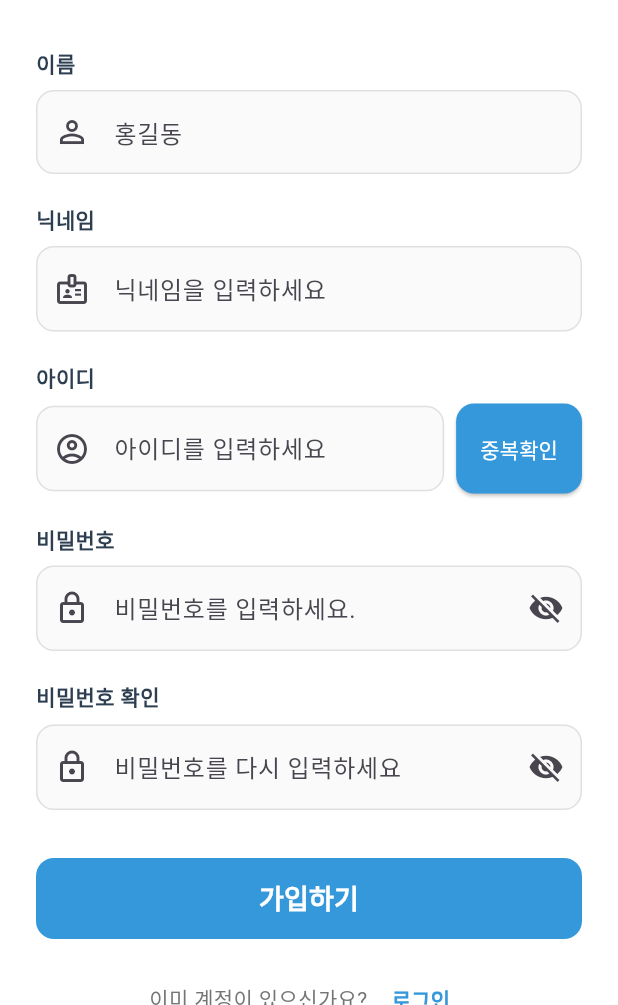
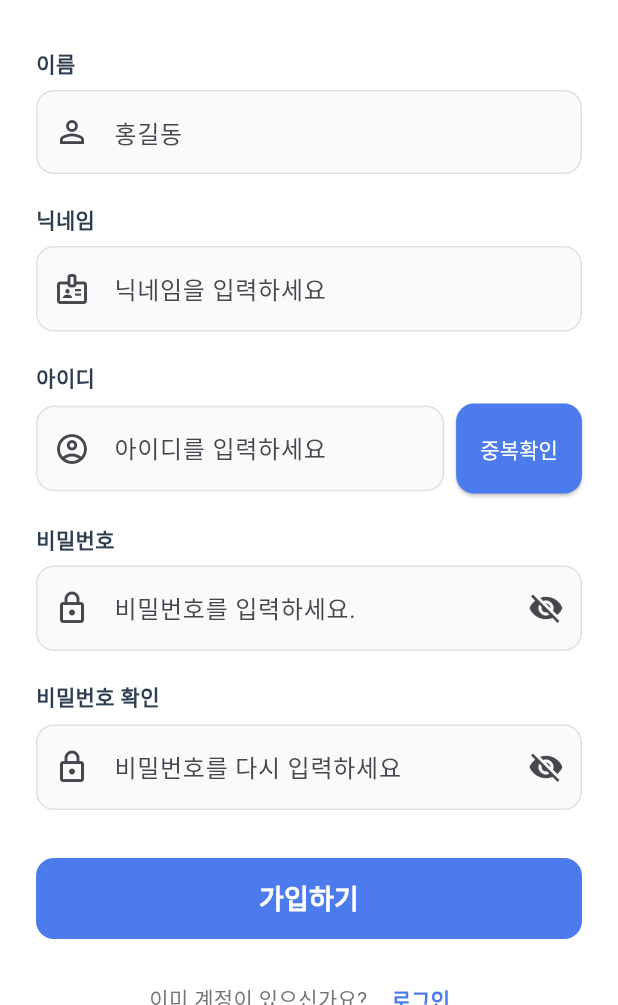
Before and after one commit to ubzzang/moneylog_app, a Flutter app: the screen it shows after launch, after a tap on the "menu" icon, after a tap on "회원가입", on a phone screen of 412 x 824 dp, the part 231-1236 px from its top. Run offline on Flutter 3.47's test engine with Material 3 defaults, Android fonts, the light colour scheme and no system bars; our stand-ins replace shared_preferences, table_calendar; Roboto replaces fonts that are missing (GmarketSans, Pretendard).

Commit message:
색수정/챗봇달기~

```diff
--- a/lib/screens/chat_message_list.dart
+++ b/lib/screens/chat_message_list.dart
@@ -139,15 +139,14 @@ class ChatMessageList extends StatelessWidget {
         children: [
           if (!isUser) ...[
             CircleAvatar(
-              backgroundColor: Color(0xFF3498DB),
               radius: 18,
-              child: Icon(
-                Icons.smart_toy,
-                size: 20,
-                color: Colors.white,
+              backgroundColor: Colors.transparent,
+              child: Image.asset(
+                'assets/images/cat.png',
+                fit: BoxFit.contain,
               ),
             ),
-            SizedBox(width: 8),
+            const SizedBox(width: 8),
           ],
           Flexible(
             child: Container(
--- a/lib/screens/signup_screen.dart
+++ b/lib/screens/signup_screen.dart
@@ -95,7 +95,7 @@ class _SignupScreenState extends State<SignupScreen> {
                   ),
                   focusedBorder: OutlineInputBorder(
                     borderRadius: BorderRadius.circular(12),
-                    borderSide: BorderSide(color: Color(0xFF3498DB), width: 2),
+                    borderSide: BorderSide(color: Color(0xFF4C7BED), width: 2),
                   ),
                 ),
               ),
@@ -127,7 +127,7 @@ class _SignupScreenState extends State<SignupScreen> {
                   ),
                   focusedBorder: OutlineInputBorder(
                     borderRadius: BorderRadius.circular(12),
-                    borderSide: BorderSide(color: Color(0xFF3498DB), width: 2),
+                    borderSide: BorderSide(color: Color(0xFF4C7BED), width: 2),
                   ),
                 ),
               ),
@@ -162,7 +162,7 @@ class _SignupScreenState extends State<SignupScreen> {
                         ),
                         focusedBorder: OutlineInputBorder(
                           borderRadius: BorderRadius.circular(12),
-                          borderSide: BorderSide(color: Color(0xFF3498DB), width: 2),
+                          borderSide: BorderSide(color: Color(0xFF4C7BED), width: 2),
                         ),
                       ),
                       onChanged: (value) {
@@ -177,7 +177,7 @@ class _SignupScreenState extends State<SignupScreen> {
                   ElevatedButton(
                     onPressed: _checkUsername,
                     style: ElevatedButton.styleFrom(
-                      backgroundColor: Color(0xFF3498DB),
+                      backgroundColor: Color(0xFF4C7BED),
                       foregroundColor: Colors.white,
                       padding: EdgeInsets.symmetric(horizontal: 16, vertical: 20),
                       shape: RoundedRectangleBorder(
@@ -243,7 +243,7 @@ class _SignupScreenState extends State<SignupScreen> {
                   ),
                   focusedBorder: OutlineInputBorder(
                     borderRadius: BorderRadius.circular(12),
-                    borderSide: BorderSide(color: Color(0xFF3498DB), width: 2),
+                    borderSide: BorderSide(color: Color(0xFF4C7BED), width: 2),
                   ),
                 ),
                 obscureText: _obscurePassword,
@@ -286,7 +286,7 @@ class _SignupScreenState extends State<SignupScreen> {
                   ),
                   focusedBorder: OutlineInputBorder(
                     borderRadius: BorderRadius.circular(12),
-                    borderSide: BorderSide(color: Color(0xFF3498DB), width: 2),
+                    borderSide: BorderSide(color: Color(0xFF4C7BED), width: 2),
                   ),
                 ),
                 obscureText: _obscureConfirmPassword,
@@ -317,7 +317,7 @@ class _SignupScreenState extends State<SignupScreen> {
                 child: ElevatedButton(
                   onPressed: _isLoading ? null : _handleSignup,
                   style: ElevatedButton.styleFrom(
-                    backgroundColor: Color(0xFF3498DB),
+                    backgroundColor: Color(0xFF4C7BED),
                     foregroundColor: Colors.white,
                     shape: RoundedRectangleBorder(
                       borderRadius: BorderRadius.circular(12),
@@ -363,7 +363,7 @@ class _SignupScreenState extends State<SignupScreen> {
                     child: Text(
                       '로그인',
                       style: TextStyle(
-                        color: Color(0xFF3498DB),
+                        color: Color(0xFF4C7BED),
                         fontWeight: FontWeight.bold,
                       ),
                     ),
--- a/lib/widgets/chat_input.dart
+++ b/lib/widgets/chat_input.dart
@@ -51,7 +51,7 @@ class ChatInput extends StatelessWidget {
             SizedBox(width: 8),
             Container(
               decoration: BoxDecoration(
-                color: Color(0xFF3498DB),
+                color: Color(0xFF4C7BED),
                 shape: BoxShape.circle,
               ),
               child: IconButton(
--- a/lib/widgets/login_banner.dart
+++ b/lib/widgets/login_banner.dart
@@ -10,16 +10,16 @@ class LoginBanner extends StatelessWidget {
       width: double.infinity,
       padding: EdgeInsets.all(16),
       decoration: BoxDecoration(
-        color: Color(0xFF3498DB).withOpacity(0.1),
+        color: Color(0xFF4C7BED).withOpacity(0.1),
         border: Border(
           bottom: BorderSide(
-            color: Color(0xFF3498DB).withOpacity(0.3),
+            color: Color(0xFF4C7BED).withOpacity(0.3),
           ),
         ),
       ),
       child: Row(
         children: [
-          Icon(Icons.info_outline, color: Color(0xFF3498DB)),
+          Icon(Icons.info_outline, color: Color(0xFF4C7BED)),
           SizedBox(width: 12),
           Expanded(
             child: Text(
@@ -40,7 +40,7 @@ class LoginBanner extends StatelessWidget {
             child: Text(
               '로그인',
               style: TextStyle(
-                color: Color(0xFF3498DB),
+                color: Color(0xFF4C7BED),
                 fontWeight: FontWeight.bold,
               ),
             ),
--- a/lib/widgets/menu_drawer.dart
+++ b/lib/widgets/menu_drawer.dart
@@ -113,12 +113,12 @@ class MenuDrawer extends StatelessWidget {
           ),
           SizedBox(height: 12),
           Text(
-            isLoggedIn ? '환영합니다!' : 'CashTalk',
+            isLoggedIn ? '환영합니다!' : '캐시톡',
             style: TextStyle(
               fontSize: 24,
               fontWeight: FontWeight.bold,
               color: Colors.white,
-              fontFamily: 'GmarketSans',
+              fontFamily: 'Pretendard',
             ),
           ),
           if (!isLoggedIn)
@@ -126,6 +126,7 @@ class MenuDrawer extends StatelessWidget {
               'AI 가계부 서비스',
               style: TextStyle(
                 fontSize: 14,
+                fontFamily: 'Pretendard',
                 color: Colors.white.withOpacity(0.9),
               ),
             ),
@@ -172,6 +173,9 @@ class MenuDrawer extends StatelessWidget {
           'AI와 함께하는 스마트 가계부\n\n'
               '자연스러운 대화로 수입과 지출을 관리하세요.\n\n'
               'Version 1.0.0',
+          style: TextStyle(
+            fontFamily: 'Pretendard',
+          ),
         ),
         actions: [
           TextButton(
```
Also changed, not shown: lib/screens/home_screen.dart (+10 -7 lines), lib/screens/login_screen.dart (+6 -6 lines), assets/images/cat.png (added).
